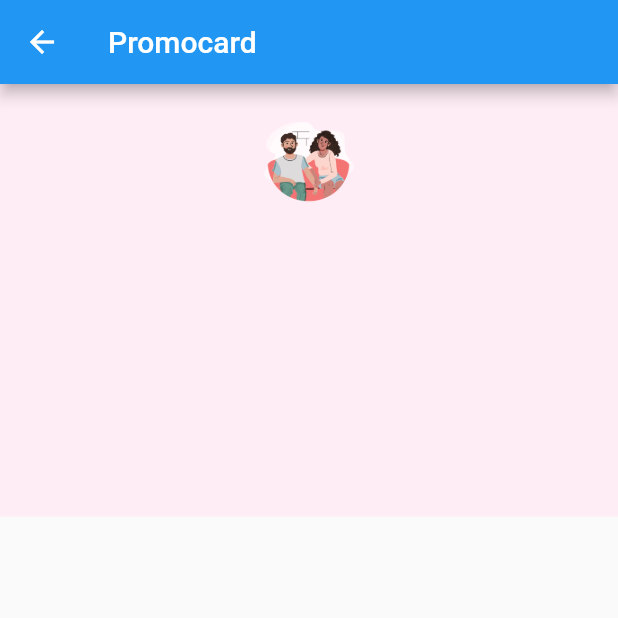
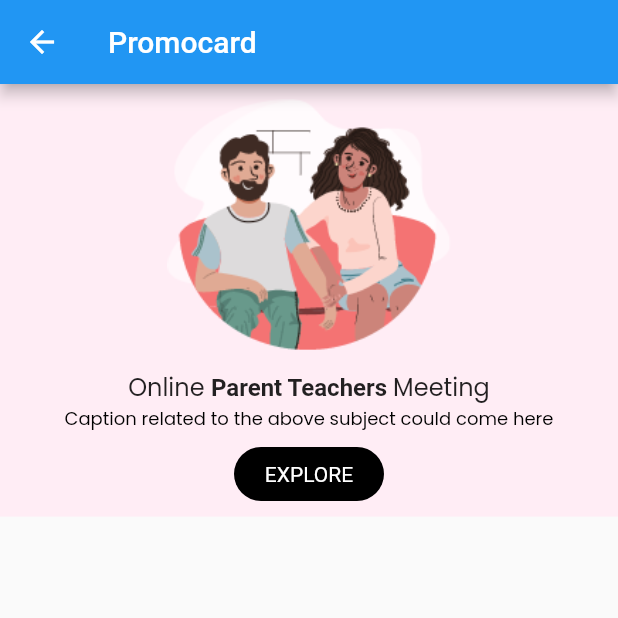
Before and after one commit to MMRoopa/coin_popup, a Flutter app: the PromoCard screen opened directly, on a phone screen of 412 x 824 dp, the top half of it. Run offline on Flutter 3.47's test engine with Material 2 defaults, Android fonts, the phone set to English and light mode, and no system bars; drawn by our look-alikes of auto_size_text.

Commit message:
PromoCard implementation

```diff
--- a/lib/promo_card.dart
+++ b/lib/promo_card.dart
@@ -1,4 +1,7 @@
+import 'package:auto_size_text/auto_size_text.dart';
 import 'package:flutter/material.dart';
+
+import 'main.dart';
 
 class PromoCard extends StatefulWidget {
   const PromoCard({Key? key}) : super(key: key);
@@ -12,24 +15,100 @@ class _PromoCardState extends State<PromoCard> {
   Widget build(BuildContext context) {
     return Scaffold(
       appBar: AppBar(title: const Text('Promocard')),
-      body: Container(
+      body: const PromoWidget(playHome: DialogPopUp()),
+    );
+  }
+}
+
+class PromoWidget extends StatefulWidget {
+  final DialogPopUp playHome;
+
+  const PromoWidget({
+    Key? key,
+    required this.playHome,
+  }) : super(key: key);
+
+  @override
+  State<PromoWidget> createState() => _PromoWidgetState();
+}
+
+class _PromoWidgetState extends State<PromoWidget> {
+  @override
+  Widget build(BuildContext context) {
+    return Container(
       alignment: Alignment.center,
       decoration: const BoxDecoration(color: Color(0xFFFFEDF5)),
       height: MediaQuery.of(context).size.height * 0.35,
       child: Column(
         children: <Widget>[
-            Padding(
-              padding: const EdgeInsets.all(12.0),
+          Center(
+            child: Padding(
+              padding: const EdgeInsets.all(10.0),
               child: Image.asset(
                 "assets/group_6075.png",
-                width: 60.0,
-                height: 80.0,
+                width: 200.0,
+                height: 170.0,
                 alignment: Alignment.center,
+              ),
+            ),
+          ),
+          const AutoSizeText.rich(
+            TextSpan(
+              children: <TextSpan>[
+                TextSpan(text: 'Online '),
+                TextSpan(
+                    text: 'Parent Teachers ',
+                    style: TextStyle(fontWeight: FontWeight.bold)),
+                TextSpan(text: 'Meeting'),
+              ],
+            ),
+            style: TextStyle(
+              fontSize: 16,
+              fontFamily: 'Poppins',
+            ),
+            minFontSize: 12,
+          ),
+          const AutoSizeText(
+            'Caption related to the above subject could come here',
+            style: TextStyle(
+              color: Colors.black,
+              fontSize: 12.0,
+              fontFamily: 'Poppins',
+            ),
+            textAlign: TextAlign.left,
+            maxLines: 1,
+          ),
+          Padding(
+            padding: const EdgeInsets.only(top: 10.0, bottom: 20.0),
+            child: GestureDetector(
+              onTap: () {
+                print('gesture');
+                showDialog(
+                  context: context,
+                  builder: (context) => widget.playHome,
+                );
+                //  widget.playHome;
+              },
+              child: Container(
+                alignment: Alignment.center,
+                height: 36.0,
+                width: 100.0,
+                child: const Text(
+                  'EXPLORE',
+                  style: TextStyle(
+                    fontSize: 14.0,
+                    color: Colors.white,
+                  ),
+                ),
+                decoration: const BoxDecoration(
+                  color: Colors.black,
+                  borderRadius: BorderRadius.all(Radius.circular(60.0)),
+                ),
+              ),
             ),
           ),
         ],
       ),
-      ),
     );
   }
 }
```
Lines whose indentation alone changed are shown as unchanged.
